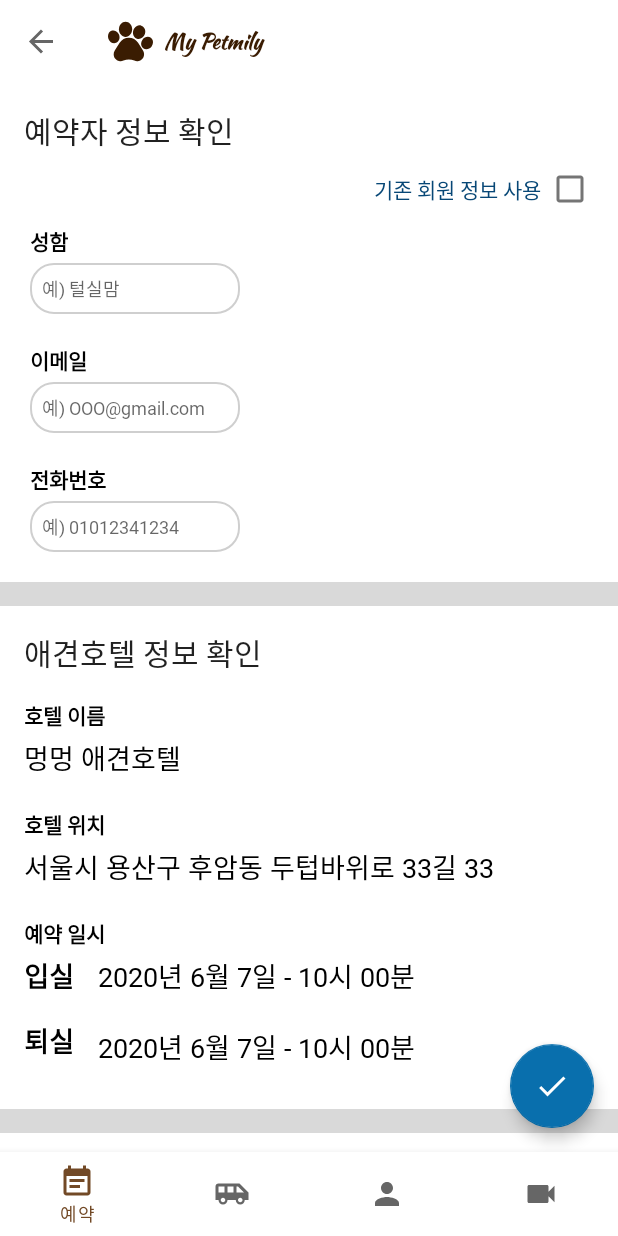
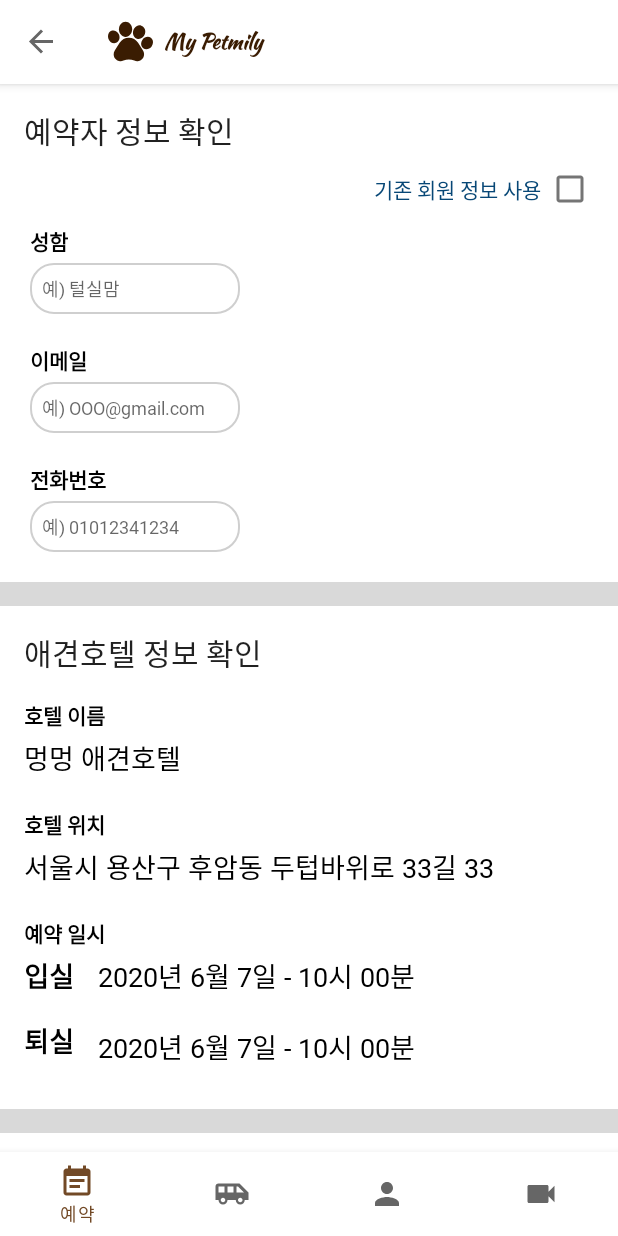
Before and after one commit to prography/6th-team3-android, an Android app: the ReservationDetailFragment screen opened through its navigation route, on a phone screen of 412 x 824 dp. Run offline under Robolectric (Android 15) with nearby library versions, the light colour scheme and no system bars; our stand-ins replace navigation-ui.

Commit message:
update activity_main.xml with coordinator layout

```diff
--- a/PetHotel/app/src/main/java/com/prography/pethotel/ui/MainActivity.kt
+++ b/PetHotel/app/src/main/java/com/prography/pethotel/ui/MainActivity.kt
@@ -3,7 +3,9 @@
 import android.graphics.PorterDuff
 import android.os.Bundle
 import android.widget.LinearLayout
+import android.widget.RelativeLayout
 import androidx.appcompat.app.AppCompatActivity
+import androidx.coordinatorlayout.widget.CoordinatorLayout
 import androidx.lifecycle.LiveData
 import androidx.lifecycle.Observer
 import androidx.navigation.NavController
@@ -17,7 +19,7 @@
 
 class MainActivity : AppCompatActivity() {
 
-    lateinit var mainLayout : LinearLayout
+    lateinit var mainLayout : CoordinatorLayout
 
     private var currentNavController: LiveData<NavController>? = null
 
--- a/PetHotel/app/src/main/res/layout/activity_main.xml
+++ b/PetHotel/app/src/main/res/layout/activity_main.xml
@@ -1,18 +1,27 @@
 <?xml version="1.0" encoding="utf-8"?>
-<LinearLayout xmlns:android="http://schemas.android.com/apk/res/android"
+
+<androidx.coordinatorlayout.widget.CoordinatorLayout android:layout_width="match_parent"
+    android:layout_height="match_parent"
+    xmlns:tools="http://schemas.android.com/tools"
     xmlns:app="http://schemas.android.com/apk/res-auto"
-    xmlns:tools="http://schemas.android.com/tools"
-    android:layout_width="match_parent"
-    android:layout_height="match_parent"
-    android:orientation="vertical"
     android:id="@+id/main_linear_container"
-    tools:context=".ui.MainActivity">
+    android:fitsSystemWindows="true"
+    tools:context=".ui.MainActivity"
+    xmlns:android="http://schemas.android.com/apk/res/android">
+
+    <com.google.android.material.appbar.AppBarLayout
+        android:elevation="16dp"
+        app:layout_insetEdge="top"
+        android:layout_height="?attr/actionBarSize"
+        android:layout_width="match_parent"
+        >
 
     <com.google.android.material.appbar.MaterialToolbar
         android:id="@+id/main_toolbar"
+        app:layout_scrollFlags="scroll|enterAlways|snap"
         android:background="@color/colorWhite"
         android:layout_width="match_parent"
-        android:layout_height="wrap_content">
+        android:layout_height="match_parent">
 
         <LinearLayout
             android:orientation="horizontal"
@@ -41,21 +50,26 @@
 
     </com.google.android.material.appbar.MaterialToolbar>
 
+    </com.google.android.material.appbar.AppBarLayout>
+
 
     <androidx.fragment.app.FragmentContainerView
         android:id="@+id/nav_host_container"
         android:layout_width="match_parent"
-        android:layout_height="0dp"
-        android:layout_weight="1" />
+        android:layout_height="wrap_content"
+        app:layout_dodgeInsetEdges="bottom|top"
+        />
 
 
     <com.google.android.material.bottomnavigation.BottomNavigationView
         android:id="@+id/bottom_nav_main"
         android:layout_width="match_parent"
         android:layout_height="wrap_content"
+        android:layout_gravity="bottom"
+        app:layout_insetEdge="bottom"
         app:menu="@menu/bottom_menu"
         app:layout_behavior="com.google.android.material.behavior.HideBottomViewOnScrollBehavior"
         app:backgroundTint="@android:color/white"
         />
 
-</LinearLayout>
+</androidx.coordinatorlayout.widget.CoordinatorLayout>
```
